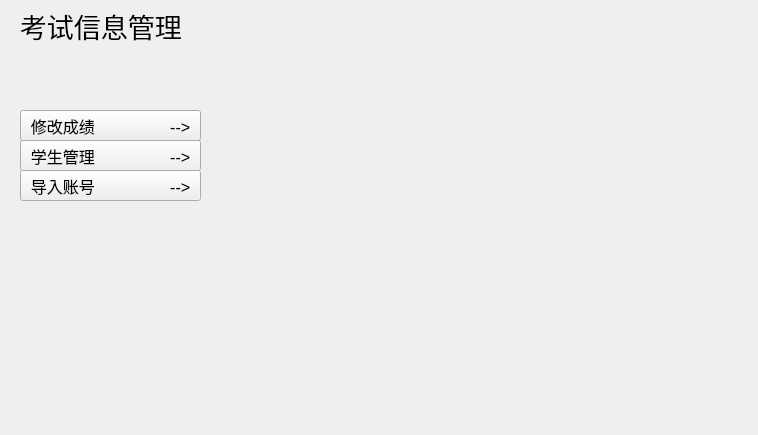
This is source/administer.ui in Sodataco/exam-system as Qt 5 draws it before an edit. The edited form follows.
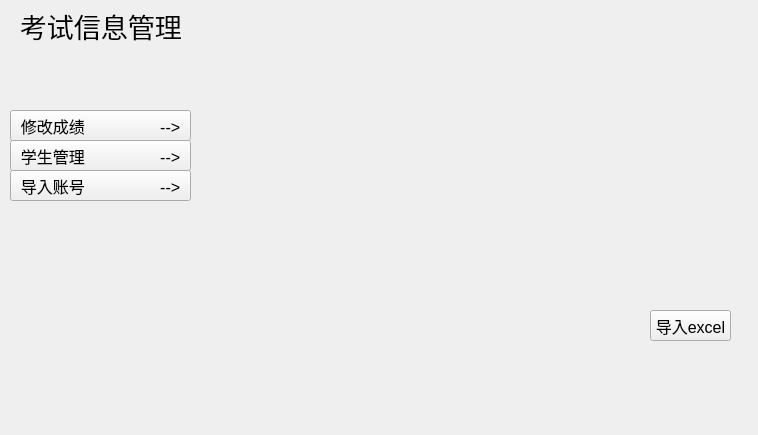
This is the edited form.

Commit message: Qmessagebox报错，excel导入按钮

The edit to the form file:
```diff
--- a/source/administer.ui
+++ b/source/administer.ui
@@ -21,7 +21,7 @@
   <widget class="QPushButton" name="chagegrade">
    <property name="geometry">
     <rect>
-     <x>20</x>
+     <x>10</x>
      <y>110</y>
      <width>181</width>
      <height>31</height>
@@ -34,7 +34,7 @@
   <widget class="QPushButton" name="manage">
    <property name="geometry">
     <rect>
-     <x>20</x>
+     <x>10</x>
      <y>140</y>
      <width>181</width>
      <height>31</height>
@@ -47,7 +47,7 @@
   <widget class="QPushButton" name="pushButton">
    <property name="geometry">
     <rect>
-     <x>20</x>
+     <x>10</x>
      <y>170</y>
      <width>181</width>
      <height>31</height>
@@ -75,6 +75,19 @@
     <string>考试信息管理</string>
    </property>
   </widget>
+  <widget class="QPushButton" name="importExcel">
+   <property name="geometry">
+    <rect>
+     <x>650</x>
+     <y>310</y>
+     <width>81</width>
+     <height>31</height>
+    </rect>
+   </property>
+   <property name="text">
+    <string>导入excel</string>
+   </property>
+  </widget>
  </widget>
  <resources/>
  <connections/>
```
Left out of the diff: 2 changed lines with no effect on the pictures. The commit also changes 7 other files.
